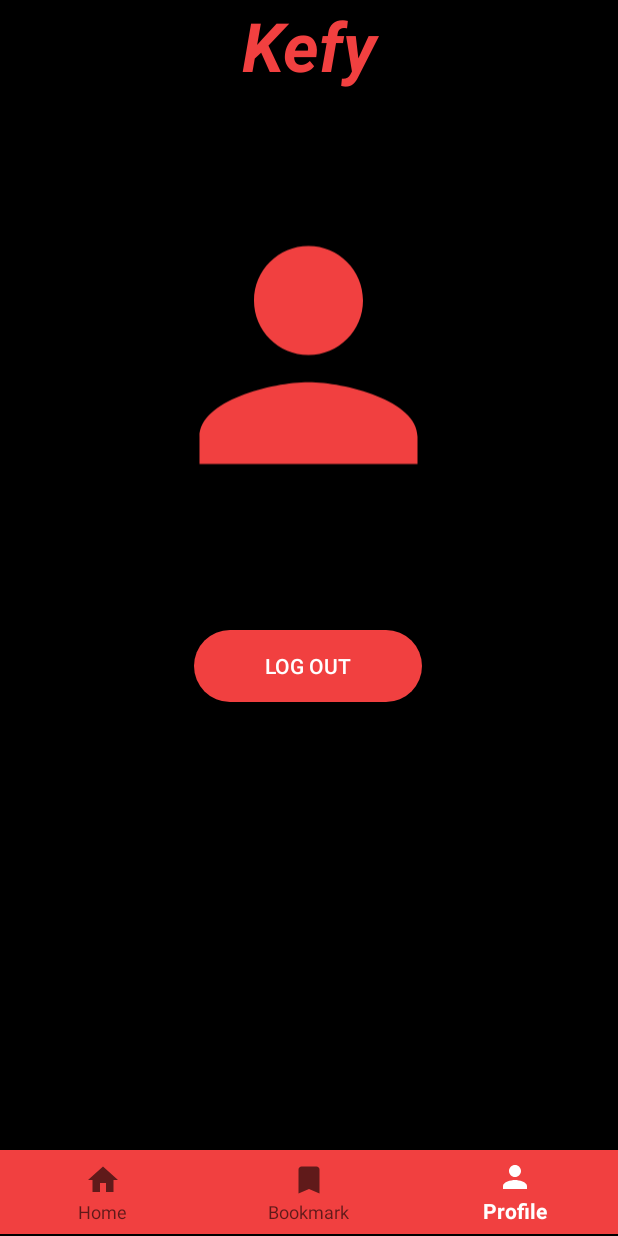
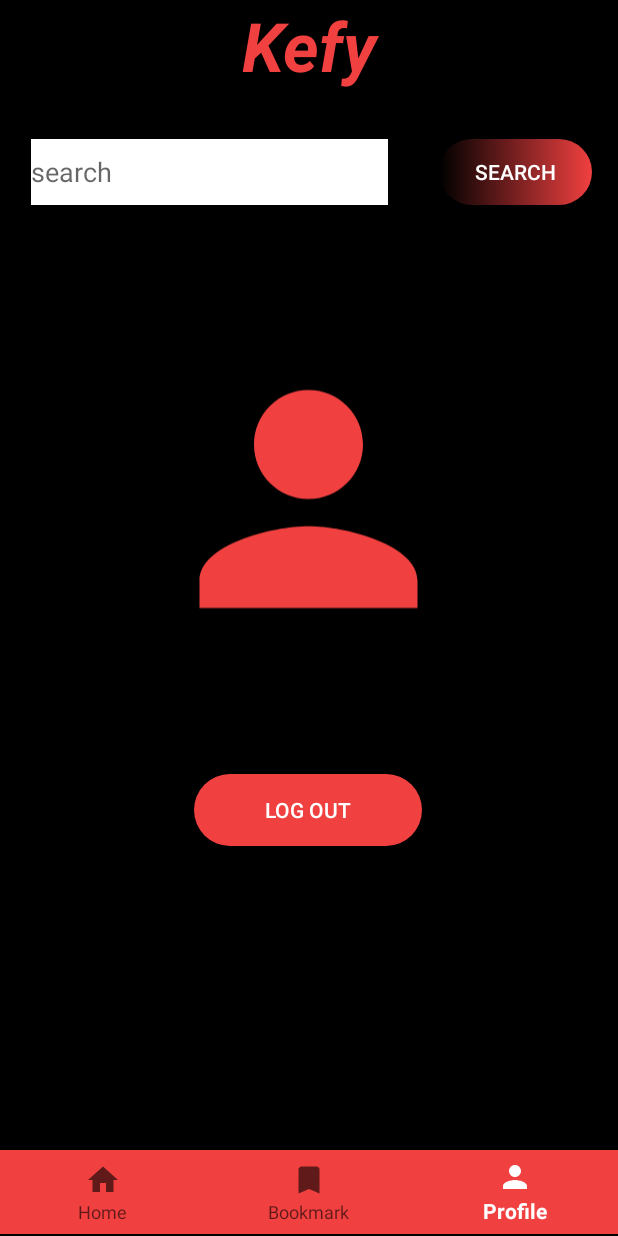
Before and after one commit to erayucar/KefyCinema, an Android app: the screen it shows after launch once a user with an empty profile is signed in (FeedActivity), item 3 of the bottom bar chosen, on a phone screen of 412 x 824 dp. Run offline under Robolectric (Android 15) with nearby library versions, the phone set to English and light mode, and no system bars; our stand-ins replace Firebase (no records; nobody signed in at launch, a user with empty details on screens opened directly).

Commit message:
search bar added

```diff
--- a/app/src/main/java/com/erayucar/kefycinema/service/MovieAPI.kt
+++ b/app/src/main/java/com/erayucar/kefycinema/service/MovieAPI.kt
@@ -20,5 +20,14 @@ interface MovieAPI {
 
     ): Call<ResultModel>
 
+    @GET("/3/search/movie?")
+    fun searchMovies(
+        @Query("api_key") api_key: String,
+        @Query("language") language: String,
+        @Query("query") query: String,
+        @Query("page") page: Int,
+        @Query("include_adult") includeAdult: Boolean
+    ): Call<ResultModel>
+
 
 }
--- a/app/src/main/res/layout/activity_feed.xml
+++ b/app/src/main/res/layout/activity_feed.xml
@@ -32,13 +32,14 @@
 
     <FrameLayout
         android:id="@+id/frameLayout"
-        android:layout_width="404dp"
-        android:layout_height="500dp"
-        app:layout_constraintBottom_toTopOf="@+id/bottomNavigationView"
+        android:layout_width="match_parent"
+        android:layout_height="0dp"
+        android:layout_margin="20dp"
+        app:layout_constraintBottom_toTopOf="@+id/textPage"
         app:layout_constraintEnd_toEndOf="parent"
+        app:layout_constraintHorizontal_bias="1.0"
         app:layout_constraintStart_toStartOf="parent"
-        app:layout_constraintTop_toBottomOf="@+id/linearLayoutCompat"
-        app:layout_constraintVertical_bias="0.0">
+        app:layout_constraintTop_toBottomOf="@+id/seachBarText">
 
     </FrameLayout>
 
@@ -90,5 +91,37 @@
         app:layout_constraintHorizontal_bias="0.545"
         app:layout_constraintStart_toEndOf="@+id/subPageButton" />
 
+    <EditText
+        android:id="@+id/seachBarText"
+        android:layout_width="238dp"
+        android:layout_height="44dp"
+        android:layout_marginTop="32dp"
+        android:background="@color/white"
+        android:ems="10"
+        android:hint="search"
+        android:inputType="text"
+        app:layout_constraintBottom_toTopOf="@+id/bottomNavigationView"
+        app:layout_constraintEnd_toStartOf="@+id/searcButton"
+        app:layout_constraintHorizontal_bias="0.383"
+        app:layout_constraintStart_toStartOf="parent"
+        app:layout_constraintTop_toBottomOf="@+id/linearLayoutCompat"
+        app:layout_constraintVertical_bias="0.0" />
+
+    <Button
+        android:id="@+id/searcButton"
+        android:layout_width="102dp"
+        android:layout_height="44dp"
+        android:layout_marginTop="16dp"
+        android:background="@drawable/sign_in_button"
+        android:onClick="searchMovie"
+        android:text="search"
+        android:textColor="@color/white"
+        app:layout_constraintBottom_toTopOf="@+id/frameLayout"
+        app:layout_constraintEnd_toEndOf="parent"
+        app:layout_constraintHorizontal_bias="0.945"
+        app:layout_constraintStart_toStartOf="parent"
+        app:layout_constraintTop_toBottomOf="@+id/linearLayoutCompat"
+        app:layout_constraintVertical_bias="0.444" />
+
 
 </androidx.constraintlayout.widget.ConstraintLayout>
--- a/build.gradle
+++ b/build.gradle
@@ -15,8 +15,8 @@ buildscript {
     }
 }
 plugins {
-    id 'com.android.application' version '7.4.2' apply false
-    id 'com.android.library' version '7.4.2' apply false
+    id 'com.android.application' version '8.0.0' apply false
+    id 'com.android.library' version '8.0.0' apply false
     id 'org.jetbrains.kotlin.android' version '1.8.0' apply false
 }
 
--- a/gradle.properties
+++ b/gradle.properties
@@ -21,3 +21,5 @@ kotlin.code.style=official
 # resources declared in the library itself and none from the library's dependencies,
 # thereby reducing the size of the R class for that library
 android.nonTransitiveRClass=true
+android.defaults.buildfeatures.buildconfig=true
+android.nonFinalResIds=false
```
Also changed, not shown: app/src/main/java/com/erayucar/kefycinema/view/DetailsActivity.kt (+8 -0 lines), app/src/main/java/com/erayucar/kefycinema/view/FeedActivity.kt (+75 -17 lines), app/src/main/res/layout/recycler_row.xml (+5 -6 lines), gradle/wrapper/gradle-wrapper.properties.
